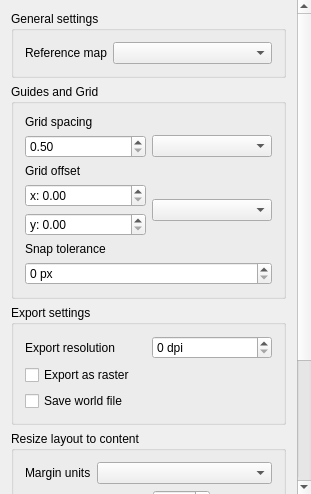
Above: src/ui/layout/qgslayoutwidgetbase.ui from qgis/QGIS before the change. Below: the same form after it.
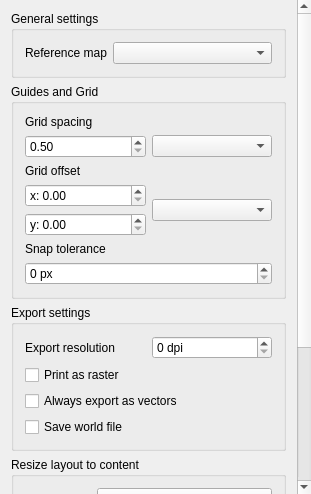
That is the form after the change. Custom widgets are drawn as their Qt base class.

Commit message: [layouts][FEATURE] Don't force the whole layout to be rasterized when exporting to PDF

Diff of the .ui file:
```diff
--- a/src/ui/layout/qgslayoutwidgetbase.ui
+++ b/src/ui/layout/qgslayoutwidgetbase.ui
@@ -53,9 +53,9 @@
       <property name="geometry">
        <rect>
         <x>0</x>
-        <y>0</y>
+        <y>-316</y>
         <width>297</width>
-        <height>778</height>
+        <height>810</height>
        </rect>
       </property>
       <layout class="QVBoxLayout" name="verticalLayout_2">
@@ -210,7 +210,7 @@
           <string>Export settings</string>
          </property>
          <layout class="QGridLayout" name="gridLayout_3">
-          <item row="3" column="0" colspan="2">
+          <item row="4" column="0" colspan="2">
            <widget class="QCheckBox" name="mGenerateWorldFileCheckBox">
             <property name="sizePolicy">
              <sizepolicy hsizetype="Minimum" vsizetype="Preferred">
@@ -252,7 +252,17 @@
           <item row="2" column="0" colspan="2">
            <widget class="QCheckBox" name="mRasterizeCheckBox">
             <property name="text">
-             <string>Export as raster</string>
+             <string>Print as raster</string>
+            </property>
+           </widget>
+          </item>
+          <item row="3" column="0" colspan="2">
+           <widget class="QCheckBox" name="mForceVectorCheckBox">
+            <property name="toolTip">
+             <string>If checked, the layout will always be kept as vector objects when exported to a compatible format, even if the appearance of the resultant file does not match the layouts settings. If unchecked, some elements in the layout may be rasterised in order to keep their appearance intact.</string>
+            </property>
+            <property name="text">
+             <string>Always export as vectors</string>
             </property>
            </widget>
           </item>
```
Left out of the diff: 4 changed lines with no effect on the pictures. The commit also changes 16 other files.
